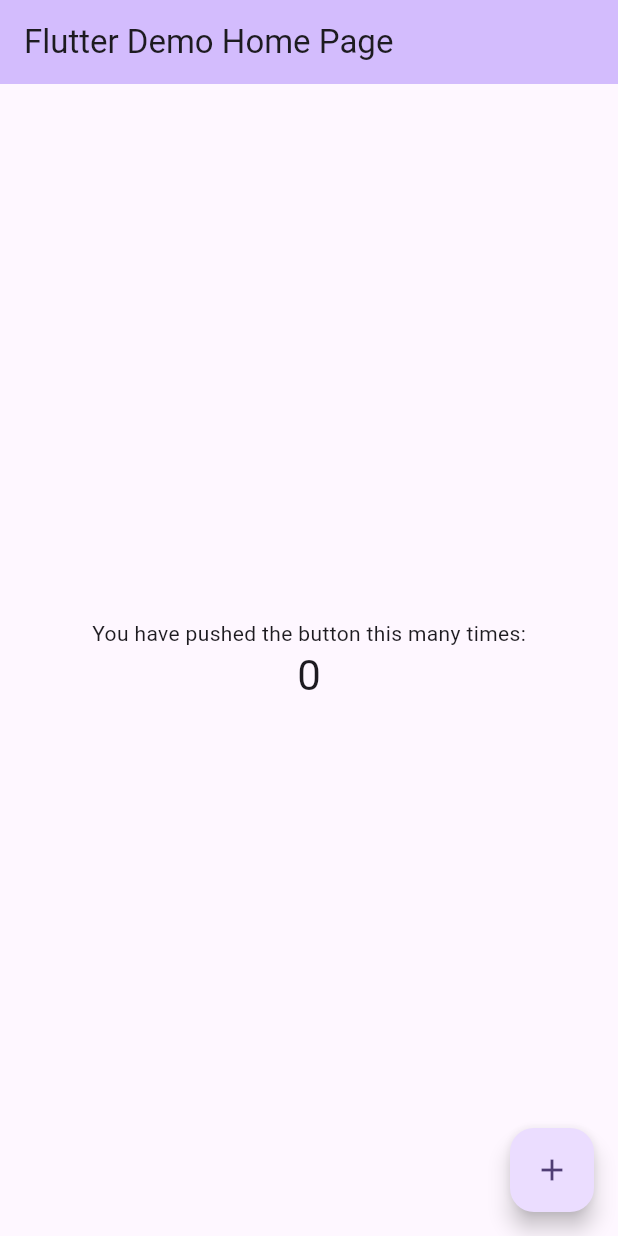
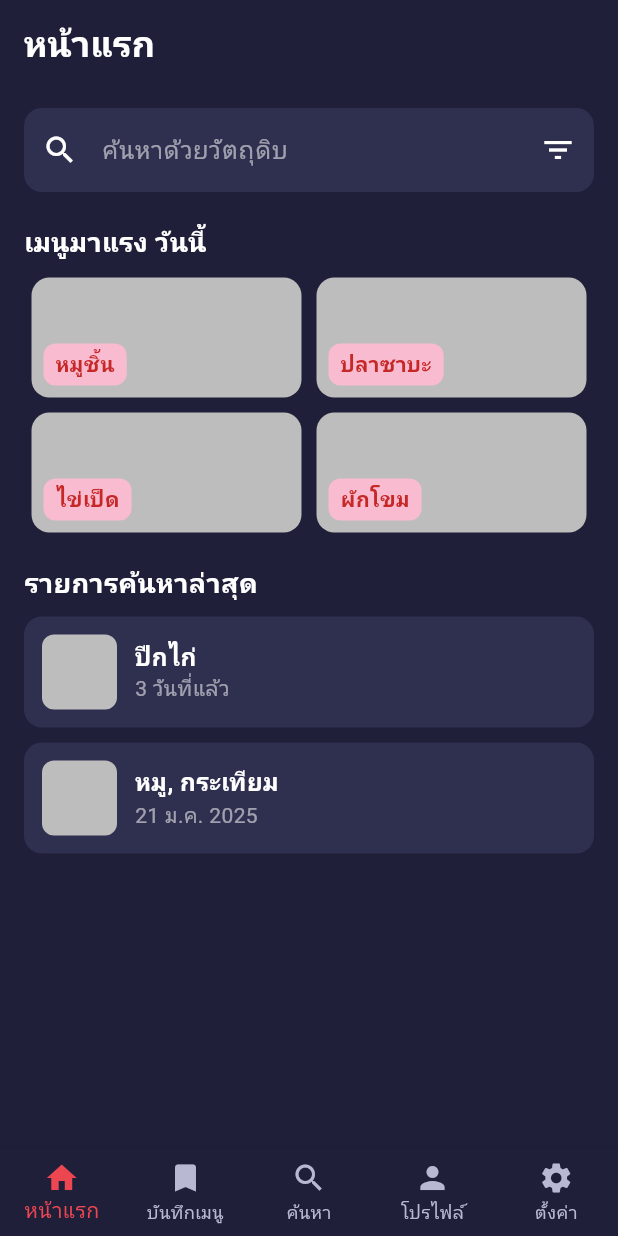
Before and after one commit to droverzz/project_mobile, a Flutter app: the screen it shows after launch, on a phone screen of 412 x 824 dp. Run offline on Flutter 3.47's test engine with Material 3 defaults, Android fonts, the phone set to English and light mode, and no system bars.

Commit message:
featuer_navigation_and_homescreens

```diff
--- a/lib/main.dart
+++ b/lib/main.dart
@@ -1,125 +1,66 @@
 import 'package:flutter/material.dart';
+import 'screens/home_screen.dart';
+import 'screens/search_camera_screen.dart';
+import 'screens/todo_screen.dart';
+import 'screens/book_mark_screen.dart';
+import 'screens/settings_screen.dart';
 
 void main() {
-  runApp(const MyApp());
+  runApp(MyApp());
 }
 
 class MyApp extends StatelessWidget {
-  const MyApp({super.key});
-
-  // This widget is the root of your application.
   @override
   Widget build(BuildContext context) {
     return MaterialApp(
-      title: 'Flutter Demo',
-      theme: ThemeData(
-        // This is the theme of your application.
-        //
-        // TRY THIS: Try running your application with "flutter run". You'll see
-        // the application has a purple toolbar. Then, without quitting the app,
-        // try changing the seedColor in the colorScheme below to Colors.green
-        // and then invoke "hot reload" (save your changes or press the "hot
-        // reload" button in a Flutter-supported IDE, or press "r" if you used
-        // the command line to start the app).
-        //
-        // Notice that the counter didn't reset back to zero; the application
-        // state is not lost during the reload. To reset the state, use hot
-        // restart instead.
-        //
-        // This works for code too, not just values: Most code changes can be
-        // tested with just a hot reload.
-        colorScheme: ColorScheme.fromSeed(seedColor: Colors.deepPurple),
-        useMaterial3: true,
-      ),
-      home: const MyHomePage(title: 'Flutter Demo Home Page'),
+      debugShowCheckedModeBanner: false,
+      home: BottomNavScreen(),
     );
   }
 }
 
-class MyHomePage extends StatefulWidget {
-  const MyHomePage({super.key, required this.title});
-
-  // This widget is the home page of your application. It is stateful, meaning
-  // that it has a State object (defined below) that contains fields that affect
-  // how it looks.
-
-  // This class is the configuration for the state. It holds the values (in this
-  // case the title) provided by the parent (in this case the App widget) and
-  // used by the build method of the State. Fields in a Widget subclass are
-  // always marked "final".
-
-  final String title;
-
+class BottomNavScreen extends StatefulWidget {
   @override
-  State<MyHomePage> createState() => _MyHomePageState();
+  _BottomNavScreenState createState() => _BottomNavScreenState();
 }
 
-class _MyHomePageState extends State<MyHomePage> {
-  int _counter = 0;
+class _BottomNavScreenState extends State<BottomNavScreen> {
+  int _selectedIndex = 0;
 
-  void _incrementCounter() {
+  final List<Widget> _screens = [
+    HomeScreen(),
+    BookMarkScreen(),
+    SearchCameraScreen(),
+    toDoList(),
+    SettingsScreen(),
+  ];
+
+  void _onItemTapped(int index) {
     setState(() {
-      // This call to setState tells the Flutter framework that something has
-      // changed in this State, which causes it to rerun the build method below
-      // so that the display can reflect the updated values. If we changed
-      // _counter without calling setState(), then the build method would not be
-      // called again, and so nothing would appear to happen.
-      _counter++;
+      _selectedIndex = index;
     });
   }
 
   @override
   Widget build(BuildContext context) {
-    // This method is rerun every time setState is called, for instance as done
-    // by the _incrementCounter method above.
-    //
-    // The Flutter framework has been optimized to make rerunning build methods
-    // fast, so that you can just rebuild anything that needs updating rather
-    // than having to individually change instances of widgets.
     return Scaffold(
-      appBar: AppBar(
-        // TRY THIS: Try changing the color here to a specific color (to
-        // Colors.amber, perhaps?) and trigger a hot reload to see the AppBar
-        // change color while the other colors stay the same.
-        backgroundColor: Theme.of(context).colorScheme.inversePrimary,
-        // Here we take the value from the MyHomePage object that was created by
-        // the App.build method, and use it to set our appbar title.
-        title: Text(widget.title),
+      body: _screens[_selectedIndex],
+      bottomNavigationBar: BottomNavigationBar(
+        type: BottomNavigationBarType.fixed,
+        backgroundColor: Color(0xFF1F1F39),
+        selectedItemColor: Color(0xFFEC4751),
+        unselectedItemColor: Color(0xFFB8B8D2),
+        items: const [
+          BottomNavigationBarItem(icon: Icon(Icons.home), label: 'หน้าแรก'),
+          BottomNavigationBarItem(
+              icon: Icon(Icons.bookmark), label: 'บันทึกเมนู'),
+          BottomNavigationBarItem(icon: Icon(Icons.search), label: 'ค้นหา'),
+          BottomNavigationBarItem(icon: Icon(Icons.person), label: 'โปรไฟล์'),
+          BottomNavigationBarItem(icon: Icon(Icons.settings), label: 'ตั้งค่า'),
+        ],
+        currentIndex: _selectedIndex,
+        onTap: _onItemTapped,
       ),
-      body: Center(
-        // Center is a layout widget. It takes a single child and positions it
-        // in the middle of the parent.
-        child: Column(
-          // Column is also a layout widget. It takes a list of children and
-          // arranges them vertically. By default, it sizes itself to fit its
-          // children horizontally, and tries to be as tall as its parent.
-          //
-          // Column has various properties to control how it sizes itself and
-          // how it positions its children. Here we use mainAxisAlignment to
-          // center the children vertically; the main axis here is the vertical
-          // axis because Columns are vertical (the cross axis would be
-          // horizontal).
-          //
-          // TRY THIS: Invoke "debug painting" (choose the "Toggle Debug Paint"
-          // action in the IDE, or press "p" in the console), to see the
-          // wireframe for each widget.
-          mainAxisAlignment: MainAxisAlignment.center,
-          children: <Widget>[
-            const Text(
-              'You have pushed the button this many times:',
-            ),
-            Text(
-              '$_counter',
-              style: Theme.of(context).textTheme.headlineMedium,
-            ),
-          ],
-        ),
-      ),
-      floatingActionButton: FloatingActionButton(
-        onPressed: _incrementCounter,
-        tooltip: 'Increment',
-        child: const Icon(Icons.add),
-      ), // This trailing comma makes auto-formatting nicer for build methods.
     );
   }
 }
--- /dev/null
+++ b/lib/screens/book_mark_screen.dart
@@ -0,0 +1,13 @@
+import 'package:flutter/material.dart';
+
+class BookMarkScreen extends StatelessWidget {
+  @override
+  Widget build(BuildContext context) {
+    return Scaffold(
+      appBar: AppBar(title: Text('บันทึกเมนู')),
+      body: Center(
+        child: Text('นี่คือหน้าบันทึกเมนู', style: TextStyle(fontSize: 24)),
+      ),
+    );
+  }
+}
--- /dev/null
+++ b/lib/screens/home_screen.dart
@@ -0,0 +1,164 @@
+import 'package:flutter/material.dart';
+
+
+class HomeScreen extends StatelessWidget {
+  @override
+  Widget build(BuildContext context) {
+    return Scaffold(
+      backgroundColor: Color(0xFF1F1F39),
+      appBar: AppBar(
+        backgroundColor: Colors.transparent,
+        elevation: 0,
+        title: Text(
+          'หน้าแรก',
+          style: TextStyle(
+            fontSize: 24,
+            fontWeight: FontWeight.bold,
+            color: Colors.white,
+          ),
+        ),
+      ),
+      body: Padding(
+        padding: const EdgeInsets.all(16.0),
+        child: Column(
+          crossAxisAlignment: CrossAxisAlignment.start,
+          children: [
+            // 🔎 Search Bar
+            Container(
+              decoration: BoxDecoration(
+                color: Color(0xFF2F2F4F),
+                borderRadius: BorderRadius.circular(12),
+              ),
+              child: TextField(
+                style: TextStyle(color: Colors.white),
+                decoration: InputDecoration(
+                  hintText: 'ค้นหาด้วยวัตถุดิบ',
+                  hintStyle: TextStyle(color: Colors.white54),
+                  prefixIcon: Icon(Icons.search, color: Colors.white),
+                  suffixIcon:
+                      Icon(Icons.filter_list, color: Colors.white),
+                  border: InputBorder.none,
+                  contentPadding: EdgeInsets.all(16),
+                ),
+              ),
+            ),
+            SizedBox(height: 20),
+
+            // 🍽 เมนูมาแรงวันนี้
+            Text(
+              'เมนูมาแรง วันนี้',
+              style: TextStyle(
+                  fontSize: 18,
+                  fontWeight: FontWeight.bold,
+                  color: Colors.white),
+            ),
+            SizedBox(height: 10),
+
+            Row(
+              mainAxisAlignment: MainAxisAlignment.spaceBetween,
+              children: [
+                _buildMenuCard('หมูชิ้น'),
+                _buildMenuCard('ปลาซาบะ'),
+              ],
+            ),
+            SizedBox(height: 10),
+            Row(
+              mainAxisAlignment: MainAxisAlignment.spaceBetween,
+              children: [
+                _buildMenuCard('ไข่เป็ด'),
+                _buildMenuCard('ผักโขม'),
+              ],
+            ),
+            SizedBox(height: 20),
+
+            // รายการค้นหาล่าสุด
+            Text(
+              'รายการค้นหาล่าสุด',
+              style: TextStyle(
+                  fontSize: 18,
+                  fontWeight: FontWeight.bold,
+                  color: Colors.white),
+            ),
+            SizedBox(height: 10),
+
+            _buildRecentSearch('ปีกไก่', '3 วันที่แล้ว'),
+            _buildRecentSearch('หมู, กระเทียม', '21 ม.ค. 2025'),
+          ],
+        ),
+      ),
+    );
+  }
+
+  // สำหรับการ์ดเมนู
+  Widget _buildMenuCard(String title) {
+    return Expanded(
+      child: Container(
+        height: 80,
+        margin: EdgeInsets.symmetric(horizontal: 5),
+        decoration: BoxDecoration(
+          color: Colors.grey[400], // สี placeholder
+          borderRadius: BorderRadius.circular(12),
+        ),
+        child: Align(
+          alignment: Alignment.bottomLeft,
+          child: Padding(
+            padding: const EdgeInsets.all(8.0),
+            child: Container(
+              padding: EdgeInsets.symmetric(horizontal: 8, vertical: 4),
+              decoration: BoxDecoration(
+                color: Colors.pink[100],
+                borderRadius: BorderRadius.circular(8),
+              ),
+              child: Text(
+                title,
+                style: TextStyle(
+                    color: Colors.red[800], fontWeight: FontWeight.bold),
+              ),
+            ),
+          ),
+        ),
+      ),
+    );
+  }
+
+  // รายการค้นหาล่าสุด
+  Widget _buildRecentSearch(String title, String date) {
+    return Container(
+      margin: EdgeInsets.only(bottom: 10),
+      padding: EdgeInsets.all(12),
+      decoration: BoxDecoration(
+        color: Color(0xFF2F2F4F),
+        borderRadius: BorderRadius.circular(12),
+      ),
+      child: Row(
+        children: [
+          Container(
+            width: 50,
+            height: 50,
+            decoration: BoxDecoration(
+              color: Colors.grey[400], // สี placeholder
+              borderRadius: BorderRadius.circular(8),
+            ),
+          ),
+          SizedBox(width: 12),
+          Column(
+            crossAxisAlignment: CrossAxisAlignment.start,
+            children: [
+              Text(
+                title,
+                style: TextStyle(
+                    fontSize: 16,
+                    fontWeight: FontWeight.bold,
+                    color: Colors.white),
+              ),
+              Text(
+                date,
+                style: TextStyle(fontSize: 14, color: Colors.white54),
+              ),
+            ],
+          ),
+        ],
+      ),
+    );
+  }
+}
--- /dev/null
+++ b/lib/screens/search_camera_screen.dart
@@ -0,0 +1,13 @@
+import 'package:flutter/material.dart';
+
+class SearchCameraScreen extends StatelessWidget {
+  @override
+  Widget build(BuildContext context) {
+    return Scaffold(
+      appBar: AppBar(title: Text('ค้นหา')),
+      body: Center(
+        child: Text('นี่คือหน้าค้นหา', style: TextStyle(fontSize: 24)),
+      ),
+    );
+  }
+}
--- /dev/null
+++ b/lib/screens/settings_screen.dart
@@ -0,0 +1,13 @@
+import 'package:flutter/material.dart';
+
+class SettingsScreen extends StatelessWidget {
+  @override
+  Widget build(BuildContext context) {
+    return Scaffold(
+      appBar: AppBar(title: Text('ตั้งค่า')),
+      body: Center(
+        child: Text('นี่คือหน้าตั้งค่า', style: TextStyle(fontSize: 24)),
+      ),
+    );
+  }
+}
--- /dev/null
+++ b/lib/screens/todo_screen.dart
@@ -0,0 +1,13 @@
+import 'package:flutter/material.dart';
+
+class toDoList extends StatelessWidget {
+  @override
+  Widget build(BuildContext context) {
+    return Scaffold(
+      appBar: AppBar(title: Text('โปรไฟล์')),
+      body: Center(
+        child: Text('นี่คือหน้าข้อมูลส่วนตัว', style: TextStyle(fontSize: 24)),
+      ),
+    );
+  }
+}
```
